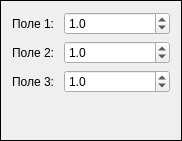
This is DynModels/populationsetframe.ui in DesmondFox/DynModels as Qt 5 draws it before an edit. The edited form follows.
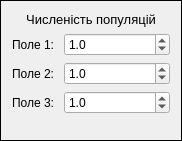
This is the edited form.

Commit message: Population label

Patch:
```diff
--- a/DynModels/populationsetframe.ui
+++ b/DynModels/populationsetframe.ui
@@ -32,7 +32,7 @@
    <enum>QFrame::Plain</enum>
   </property>
   <layout class="QFormLayout" name="formLayout">
-   <item row="0" column="0">
+   <item row="1" column="0">
     <widget class="QLabel" name="labelField1">
      <property name="text">
       <string>Поле 1: </string>
@@ -42,7 +42,7 @@
      </property>
     </widget>
    </item>
-   <item row="0" column="1">
+   <item row="1" column="1">
     <widget class="QDoubleSpinBox" name="dsbField1">
      <property name="decimals">
       <number>1</number>
@@ -55,7 +55,7 @@
      </property>
     </widget>
    </item>
-   <item row="1" column="0">
+   <item row="2" column="0">
     <widget class="QLabel" name="labelField2">
      <property name="text">
       <string>Поле 2:</string>
@@ -65,7 +65,7 @@
      </property>
     </widget>
    </item>
-   <item row="2" column="0">
+   <item row="3" column="0">
     <widget class="QLabel" name="labelField3">
      <property name="text">
       <string>Поле 3:</string>
@@ -75,7 +75,7 @@
      </property>
     </widget>
    </item>
-   <item row="4" column="0">
+   <item row="5" column="0">
     <spacer name="verticalSpacer">
      <property name="orientation">
       <enum>Qt::Vertical</enum>
@@ -88,7 +88,7 @@
      </property>
     </spacer>
    </item>
-   <item row="4" column="1">
+   <item row="5" column="1">
     <spacer name="verticalSpacer_2">
      <property name="orientation">
       <enum>Qt::Vertical</enum>
@@ -101,20 +101,20 @@
      </property>
     </spacer>
    </item>
-   <item row="1" column="1">
-    <widget class="QDoubleSpinBox" name="dsbField2">
-     <property name="decimals">
-      <number>1</number>
-     </property>
-     <property name="maximum">
-      <double>1000.000000000000000</double>
-     </property>
-     <property name="value">
-      <double>1.000000000000000</double>
-     </property>
-    </widget>
-   </item>
    <item row="2" column="1">
+    <widget class="QDoubleSpinBox" name="dsbField2">
+     <property name="decimals">
+      <number>1</number>
+     </property>
+     <property name="maximum">
+      <double>1000.000000000000000</double>
+     </property>
+     <property name="value">
+      <double>1.000000000000000</double>
+     </property>
+    </widget>
+   </item>
+   <item row="3" column="1">
     <widget class="QDoubleSpinBox" name="dsbField3">
      <property name="decimals">
       <number>1</number>
@@ -127,6 +127,21 @@
      </property>
     </widget>
    </item>
+   <item row="0" column="0" colspan="2">
+    <widget class="QLabel" name="label">
+     <property name="font">
+      <font>
+       <pointsize>10</pointsize>
+      </font>
+     </property>
+     <property name="text">
+      <string>Численість популяцій</string>
+     </property>
+     <property name="alignment">
+      <set>Qt::AlignCenter</set>
+     </property>
+    </widget>
+   </item>
   </layout>
  </widget>
  <resources/>
```
